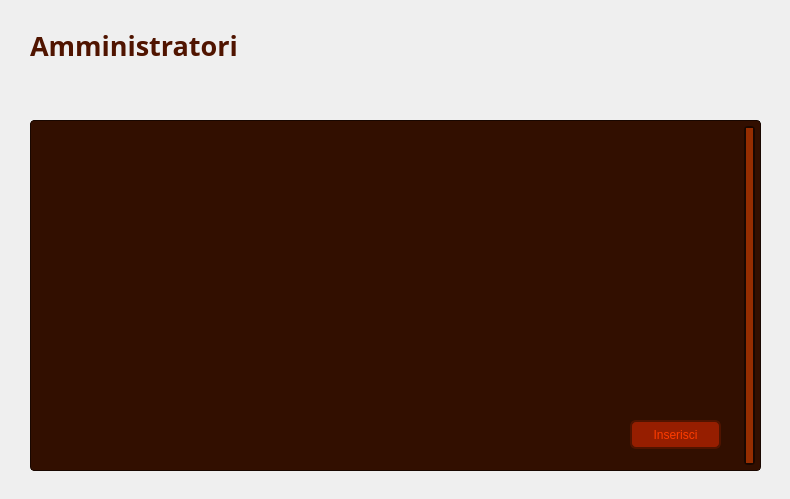
Qt form Viste/VistaVisualizzaAmministratoriAmministratore.ui (GiacomoPrincipi/CineMax) before a commit.
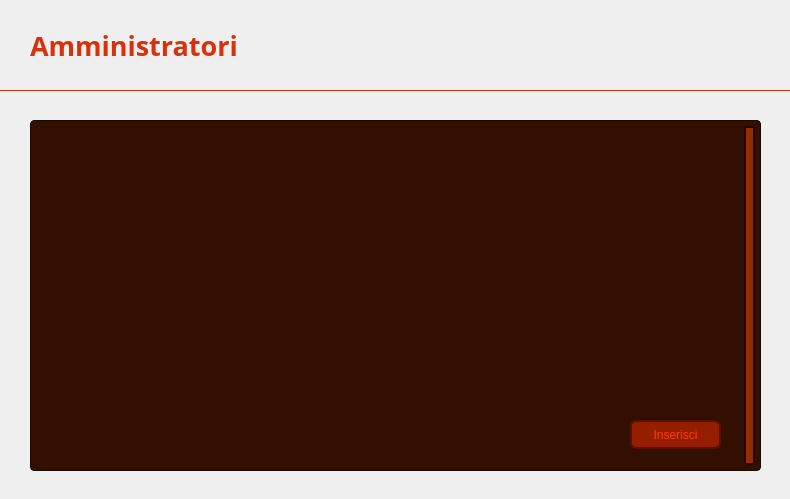
The same form after that commit. Icons and pictures are not drawn. Custom widgets are drawn as their Qt base class.

```diff
--- a/Viste/VistaVisualizzaAmministratoriAmministratore.ui
+++ b/Viste/VistaVisualizzaAmministratoriAmministratore.ui
@@ -59,7 +59,7 @@
    </property>
    <property name="styleSheet">
     <string notr="true">QLabel {
-    color: #501400;
+    color: #D7320C;
 }</string>
    </property>
    <property name="text">
@@ -102,9 +102,13 @@
     background: qlineargradient(
         x1: 0, y1: 1,
         x2: 0, y2: 0,
-        stop: 0 #962D00,
-        stop: 1 #B43700
+        stop: 0 #961E00,
+        stop: 1 #B42100
     );
+    border: 1px solid #D7320C;
+    border-top: none;
+    border-left: none;
+    border-right: none;
 }</string>
    </property>
    <property name="text">
```
Left out of the diff: 10 changed lines with no effect on the pictures.
